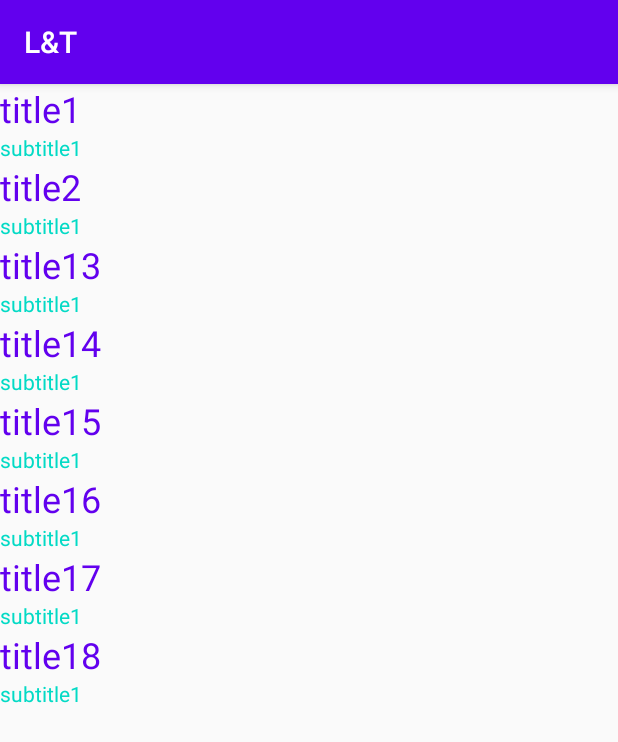
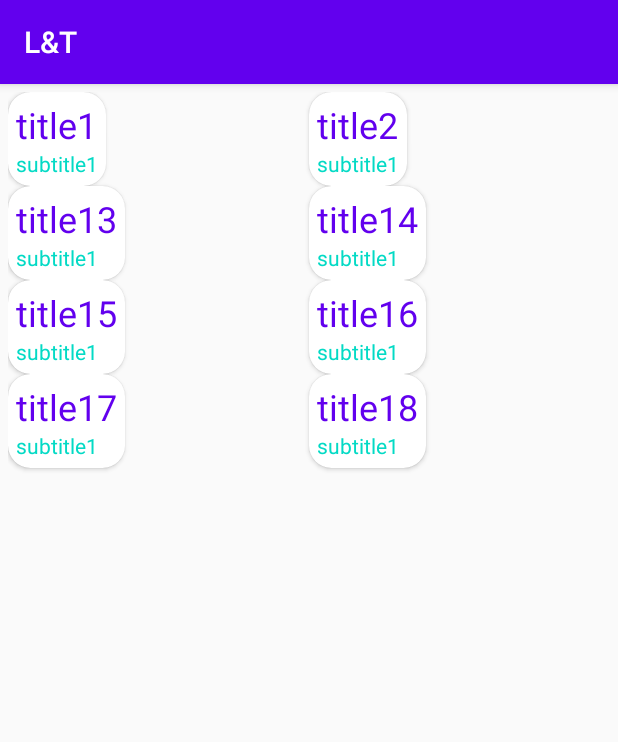
Before and after one commit to 99002650/LnT, an Android app: the screen it shows after launch (RecyclerActivity), on a phone screen of 412 x 824 dp. Shown: the top 742 px of the screen. Run offline under Robolectric (Android 15) with nearby library versions, the phone set to English and light mode, and no system bars.

Commit message:
Recyclerview part--cardview

```diff
--- a/app/build.gradle
+++ b/app/build.gradle
@@ -30,5 +30,7 @@ dependencies {
     testImplementation 'junit:junit:4.12'
     androidTestImplementation 'androidx.test.ext:junit:1.1.2'
     androidTestImplementation 'androidx.test.espresso:espresso-core:3.3.0'
+    implementation 'androidx.cardview:cardview:1.0.0'
+
 
 }
--- a/app/src/main/java/com/example/lt/NotesAdapter.java
+++ b/app/src/main/java/com/example/lt/NotesAdapter.java
@@ -45,10 +45,10 @@ public class NotesAdapter extends RecyclerView.Adapter<NotesAdapter.NotesViewHol
     //box holding the planks[new/recycled] bought by sachin
     public class NotesViewHolder extends RecyclerView.ViewHolder {
       public   TextView titleTextview, subTitleTextview;//declaration
-        public NotesViewHolder(@NonNull View itemView) {
-            super(itemView);
-            titleTextview = itemView.findViewById(R.id.textViewTitle);
-            subTitleTextview = itemView.findViewById(R.id.textViewSubtitle);
+        public NotesViewHolder(@NonNull View woodenPlank) {
+            super(woodenPlank);
+            titleTextview = woodenPlank.findViewById(R.id.textViewTitle);
+            subTitleTextview = woodenPlank.findViewById(R.id.textViewSubtitle);
         }
     }
 }
--- a/app/src/main/java/com/example/lt/RecyclerActivity.java
+++ b/app/src/main/java/com/example/lt/RecyclerActivity.java
@@ -1,6 +1,7 @@
 package com.example.lt;
 
 import androidx.appcompat.app.AppCompatActivity;
+import androidx.recyclerview.widget.GridLayoutManager;
 import androidx.recyclerview.widget.LinearLayoutManager;
 import androidx.recyclerview.widget.RecyclerView;
 
@@ -22,7 +23,7 @@ public class RecyclerActivity extends AppCompatActivity {
         NotesAdapter adapter = new NotesAdapter(this,noteArrayList);
         RecyclerView notesRecyclerView = findViewById(R.id.notes_recyclerview);
         notesRecyclerView.setAdapter(adapter);
-        notesRecyclerView.setLayoutManager(new LinearLayoutManager(this));
+        notesRecyclerView.setLayoutManager(new GridLayoutManager(this,2));
     }
 
     private void createData() {
--- a/app/src/main/res/layout/activity_recycler.xml
+++ b/app/src/main/res/layout/activity_recycler.xml
@@ -10,6 +10,7 @@
         android:id="@+id/notes_recyclerview"
         android:layout_width="match_parent"
         android:layout_height="match_parent"
+        android:padding="5dp"
         tools:layout_editor_absoluteX="21dp"
         tools:layout_editor_absoluteY="16dp" />
 </androidx.constraintlayout.widget.ConstraintLayout>
--- a/app/src/main/res/layout/row_layout_listview.xml
+++ b/app/src/main/res/layout/row_layout_listview.xml
@@ -1,6 +1,16 @@
 <?xml version="1.0" encoding="utf-8"?>
+<androidx.cardview.widget.CardView xmlns:android="http://schemas.android.com/apk/res/android"
+    android:layout_height="wrap_content"
+    android:layout_width="wrap_content"
+    xmlns:app="http://schemas.android.com/apk/res-auto"
+    android:elevation="4dp"
+    android:padding="5dp"
+    android:clickable="true"
+    app:cardMaxElevation="6dp"
+    app:cardCornerRadius="15dp">
 <LinearLayout
-    xmlns:android="http://schemas.android.com/apk/res/android" android:layout_width="match_parent"
+    android:padding="5dp"
+    android:layout_width="match_parent"
     android:layout_height="wrap_content"
     android:orientation="vertical">
 
@@ -19,3 +29,4 @@
         android:layout_height="wrap_content"
         android:text="TextView" />
 </LinearLayout>
+</androidx.cardview.widget.CardView>
```
